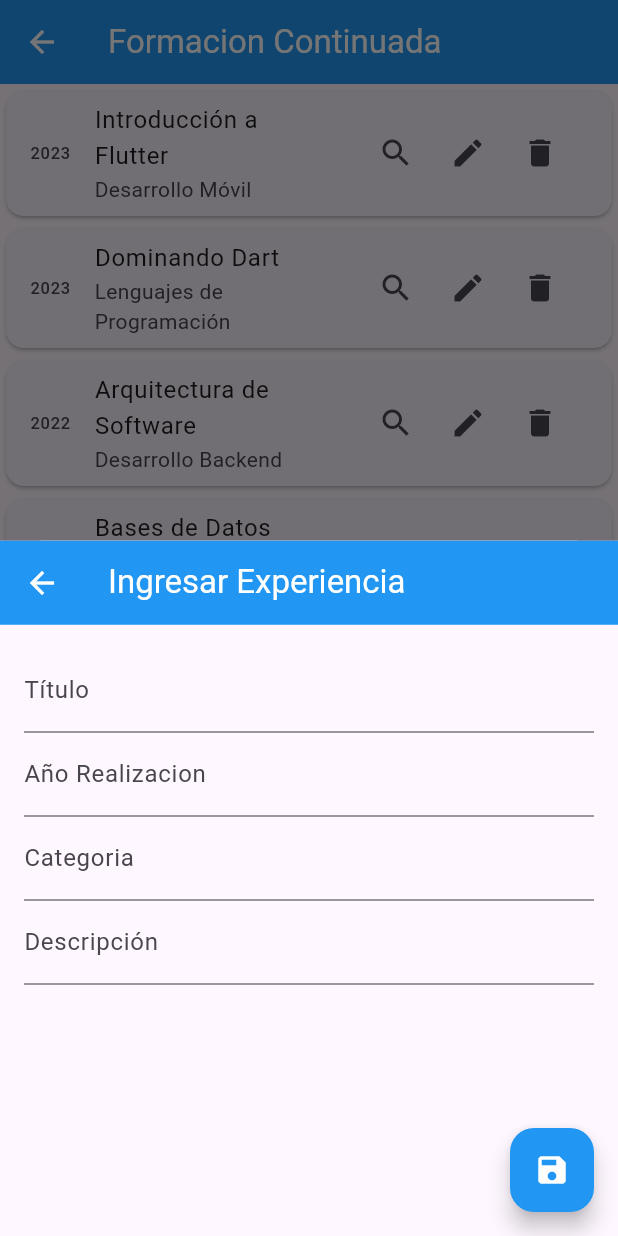
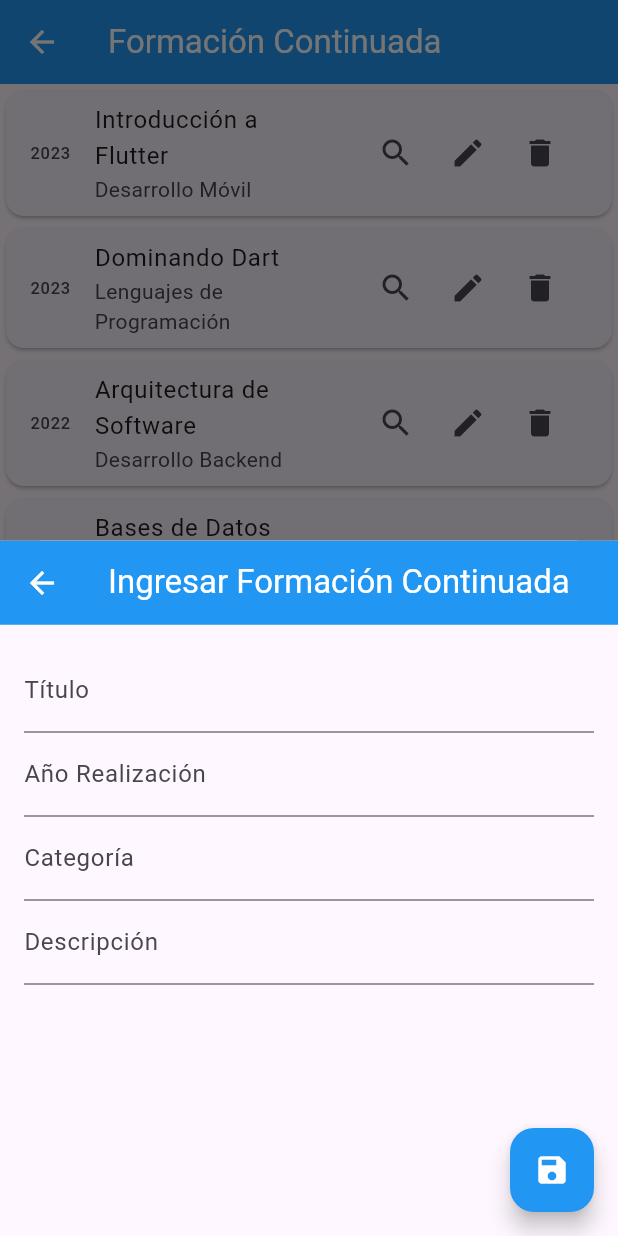
Before and after one commit to jeferson-hernandez08/FlutterADSO2873711, a Flutter app: the PrincipalFormacionContinuada screen opened directly, after a tap on the "add" icon, on a phone screen of 412 x 824 dp. Run offline on Flutter 3.47's test engine with Material 3 defaults, Android fonts, the phone set to English and light mode, and no system bars; our stand-ins replace get; network calls fail.

Commit message:
Curruculum secciones educacionFormal y formacionContinuada realizadas

```diff
--- a/Ejemplos_Flutter/curriculum_vitae_v1_adso/lib/data/formacionContinuadaData.dart
+++ b/Ejemplos_Flutter/curriculum_vitae_v1_adso/lib/data/formacionContinuadaData.dart
@@ -162,3 +162,8 @@
     'descripcion': 'Curso sobre el uso de Selenium para la automatización de pruebas en aplicaciones web, mejorando la eficiencia del proceso de pruebas.'
   }
 ];
+
+// Consulta ChatGPT:
+// Crea un list map de 20 elementos en Dart para registrar los cursos realizados o formación continuada
+// por un desarrollador  que contenga id, titulo, anioRealizacion, categoría, colorCategoria (clase Colors
+// de Dart) que es un color según la categoría, descripción (de 1 parrafo).
--- a/Ejemplos_Flutter/curriculum_vitae_v1_adso/lib/formacionContinuada/addEditFormacionContinuada.dart
+++ b/Ejemplos_Flutter/curriculum_vitae_v1_adso/lib/formacionContinuada/addEditFormacionContinuada.dart
@@ -3,6 +3,7 @@ import 'package:flutter/material.dart';
 import 'package:get/get.dart';
 import '../utils/utils.dart';
 
+// Declaracion de variables
 final TextEditingController idController = TextEditingController();
 final TextEditingController tituloController = TextEditingController();
 final TextEditingController anioRealizacionController = TextEditingController();
@@ -32,7 +33,7 @@ if (opcionAddEdit == "edit") {
     builder: (context) {
     return Scaffold(
       appBar: AppBar(
-        title: Text(opcionAddEdit=="new"?"Ingresar Experiencia":"Editar experiencia"),  // Si la opcionAddEdit es igual a "new" mostramos el texto "Ingresar experiencia" si NO ponemos el texto "Editar experiencia"
+        title: Text(opcionAddEdit=="new"?"Ingresar Formación Continuada":"Editar Formación Continuada"),  // Si la opcionAddEdit es igual a "new" mostramos el texto "Ingresar experiencia" si NO ponemos el texto "Editar experiencia"
         backgroundColor: Utils.primaryColor,
         foregroundColor: Utils.foregroundColor,
       ),
@@ -44,7 +45,7 @@ if (opcionAddEdit == "edit") {
           // Se ejecuta cuando se guarda un elemento de experiencia
           if (opcionAddEdit == "new") {
             Map<String,dynamic> newItem = {
-              // 'id': 10,
+              // 'id': 01,
               'titulo': tituloController.text,
               'anioRealizacion': anioRealizacionController.text,
               'categoria': categoriaController.text,
@@ -54,7 +55,7 @@ if (opcionAddEdit == "edit") {
             miControlador.addItemListaFormacionContinuada(newItem);  // Llamamos la funcion addItemListaExperienciaLaboral de myController
             Get.back();           // Cerrar
             limpiarCampos();     // Llamamos al metodo limpiarCampos para limpiar los campos.
-            Get.snackbar("Atencion", "Formación Continuada agregada con éxito",    // Mostrar mensaje
+            Get.snackbar("Atencion", "Formación continuada agregada con éxito",    // Mostrar mensaje
                 backgroundColor: Colors.green[300],
                 colorText: Colors.white
             );
@@ -71,7 +72,7 @@ if (opcionAddEdit == "edit") {
             miControlador.editItemListaFormacionContinuada(index, elementEdit);
             Get.back();           // Cerrar
             limpiarCampos();     // Llamamos al metodo limpiarCampos para limpiar los campos.
-            Get.snackbar("Atencion", "Experiencia editada con éxito",    // Mostrar mensaje
+            Get.snackbar("Atencion", "Formación continuada editada con éxito",    // Mostrar mensaje
                 backgroundColor: Colors.green[300],
                 colorText: Colors.white
             );
@@ -85,28 +86,28 @@ if (opcionAddEdit == "edit") {
               controller: tituloController,   // Asignamos el controlador.
               decoration: InputDecoration(
                 labelText: "Título",
-                hintText: "Ingrese título de la experiencia"
+                hintText: "Ingrese título de la formacion continuada"
               ),
             ),
             TextFormField(
               controller: anioRealizacionController,   // Asignamos el controlador.
               decoration: InputDecoration(
-                labelText: "Año Realizacion",
-                hintText: "Ingrese el año de realización de la formación"
+                labelText: "Año Realización",
+                hintText: "Ingrese año realización de la formación continuada"
               ),
             ),
             TextFormField(
               controller: categoriaController,   // Asignamos el controlador.
               decoration: InputDecoration(
-                labelText: "Categoria",
-                hintText: "Ingrese la categoria de la formación"
+                labelText: "Categoría",
+                hintText: "Ingrese categoria de la formación continuada"
               ),
             ),
             TextFormField(
               controller: descripcionController,   // Asignamos el controlador.
               decoration: InputDecoration(
                 labelText: "Descripción",
-                hintText: "Ingrese decripción de la formación continuada"
+                hintText: "Ingrese la descripción de la formación continuada"
               ),
             ),
             // ElevatedButton(onPressed: () {
--- a/Ejemplos_Flutter/curriculum_vitae_v1_adso/lib/formacionContinuada/principalFormacionContinuada.dart
+++ b/Ejemplos_Flutter/curriculum_vitae_v1_adso/lib/formacionContinuada/principalFormacionContinuada.dart
@@ -1,7 +1,9 @@
+import 'package:curriculum_vitae_v1_adso/data/experienciaData.dart';
 import 'package:curriculum_vitae_v1_adso/formacionContinuada/addEditFormacionContinuada.dart';
 import 'package:curriculum_vitae_v1_adso/formacionContinuada/viewFormacionContinuada.dart';
 import 'package:curriculum_vitae_v1_adso/main.dart';
 import 'package:flutter/material.dart';
+import 'package:flutter/widgets.dart';
 import 'package:get/get.dart';
 import '../utils/utils.dart';
 
@@ -17,7 +19,7 @@ class _PrincipalFormacionContinuadaState extends State<PrincipalFormacionContinu
   Widget build(BuildContext context) {
     return Obx(()=> Scaffold(     // Metodo observable es para estar pendiente frente a cualquier cambio de la lista ListaExperienciaLaboral y actualize.
       appBar: AppBar(
-        title: Text("Formacion Continuada"),
+        title: Text("Formación Continuada"),
         backgroundColor: Utils.primaryColor,
         foregroundColor: Utils.foregroundColor,
       ),
@@ -26,43 +28,43 @@ class _PrincipalFormacionContinuadaState extends State<PrincipalFormacionContinu
         foregroundColor: Utils.foregroundColor,
         child: Icon(Icons.add),
         onPressed: (){
-          // Lógica para agregar una Educacion Formal
+          // Lógica para agregar o crear una formación continuada
           showModalAddEditFormacionContinuada(context, "new", null, null);    // El contexto es toda la organizacion del arbol de widget de manera gerarquica
-                                                                 // Donde podemos visualizar cada uno de los elementos que tenemos.
+                                                         // Donde podemos visualizar cada uno de los elementos que tenemos.
       }),
       body: ListView.builder(      // Este elemento es un ciclo que nos permite listar todos los elementos a ttarves de tarjeta.
-        itemCount: miControlador.ListaExperienciaLaboral.length,
+        itemCount: miControlador.ListaFormacionContinuada.length,
         itemBuilder:(BuildContext context, int index) {
           return Card(
             child: ListTile(
-              title: Text(miControlador.ListaFormacionContinuada[index]["titulo"]),            // Lista donde tenemos los diferentes elementos.
-              subtitle: Text(miControlador.ListaFormacionContinuada[index]["categoria"]),   // Accedemos a la lista educacion formal en la posicion index
-              leading: Text(miControlador.ListaFormacionContinuada[index]["anioRealizacion"]),  // ****AQUI QUEDE YA ESTOY CONSUMIENDO LOS DATOS EN EL MENU****
+              title: Text(miControlador.ListaFormacionContinuada[index]["titulo"]),         // Lista donde tenemos los diferentes elementos.
+              subtitle: Text(miControlador.ListaFormacionContinuada[index]["categoria"]),  // Accedemos a la lista experiencia laboral en la posicion index
+              leading: Text(miControlador.ListaFormacionContinuada[index]["anioRealizacion"]),
               trailing:
                   Row(
                     mainAxisSize: MainAxisSize.min,
                     children: [
                       IconButton(
                         onPressed: (){
-                        // Lógica para visualizar el detalle de una experiencia laboral.  // QUEDE AQUII... VIEW OKKK //
-                         viewFormacionContinuada(context, miControlador.ListaFormacionContinuada[index]);  // Le mandamos el context y recordemos que el context representa el arbol de widget de toda la aplicacion y le mandamos la ListaEducacionFormal
+                        // Lógica para visualizar el detalle de una formacion continuada.
+                          viewFormacionContinuada(context, miControlador.ListaFormacionContinuada[index]);  // Le mandamos el context y recordemos que el context representa el arbol de widget de toda la aplicacion
                         } ,
                         icon: Icon(Icons.search)),
-                      IconButton(onPressed: (){
-                        // Lógica para editar una experiencia laboral
-                        //**showModalAddEditEducacionFormal(context, "edit", miControlador.ListaFormacionContinuada[index], index);
+                      IconButton(onPressed: () {
+                        // Lógica para editar una Formacion Continuada                    // Le cambio  a ListaExperienciaLaboral y funciona
+                        showModalAddEditFormacionContinuada(context, "edit", miControlador.ListaFormacionContinuada[index], index);
                       } , icon: Icon(Icons.edit)),
                       IconButton(
                         onPressed: (){
                           // Lógica para eliminar un elemento de una experecia laboral.
                           Get.defaultDialog(
                             title: "Atención",
-                            middleText: "Esta seguro en eliminar el registro con la educación formal como ${miControlador.ListaFormacionContinuada[index]["titulo"]}",
+                            middleText: "Esta seguro en eliminar el registro con la formación continuada como ${miControlador.ListaFormacionContinuada[index]["titulo"]}",
                             onCancel: (){
                               // Si da click en cancelar no nos hace nada
                             },
                             onConfirm: (){
-                              miControlador.removeItemListaEducacionFormal(index);    // Hacemos que en el momento que presionemos removeritem le mandamos cmo parametro la lista en la posicion index.
+                              miControlador.removeItemListaFormacionContinuada(index);    // Hacemos que en el momento que presionemos removeritem le mandamos cmo parametro la lista en la posicion index.
                               Get.back();
                             }
                           );
--- a/Ejemplos_Flutter/curriculum_vitae_v1_adso/lib/main.dart
+++ b/Ejemplos_Flutter/curriculum_vitae_v1_adso/lib/main.dart
@@ -1,8 +1,9 @@
+import 'package:curriculum_vitae_v1_adso/data/educacionFormalData.dart';
 import 'package:flutter/material.dart';
 import 'package:curriculum_vitae_v1_adso/controllers/myController.dart';
 import 'data/experienciaData.dart';
 import 'package:curriculum_vitae_v1_adso/data/formacionContinuadaData.dart';
-import 'data/educacionFormalData.dart';
+
 import 'interfaz/principal.dart';
 import 'package:get/get.dart';
 
```
Also changed, not shown: Ejemplos_Flutter/curriculum_vitae_v1_adso/lib/controllers/myController.dart (+9 -9 lines), Ejemplos_Flutter/curriculum_vitae_v1_adso/lib/educacionFormal/addEditEducacionFormal.dart (+18 -18 lines), Ejemplos_Flutter/curriculum_vitae_v1_adso/lib/educacionFormal/principalEducacionFormal.dart (+13 -14 lines), Ejemplos_Flutter/curriculum_vitae_v1_adso/lib/educacionFormal/viewEducacionFormal.dart (+6 -4 lines), Ejemplos_Flutter/curriculum_vitae_v1_adso/lib/formacionContinuada/viewFormacionContinuada.dart (+9 -14 lines).
